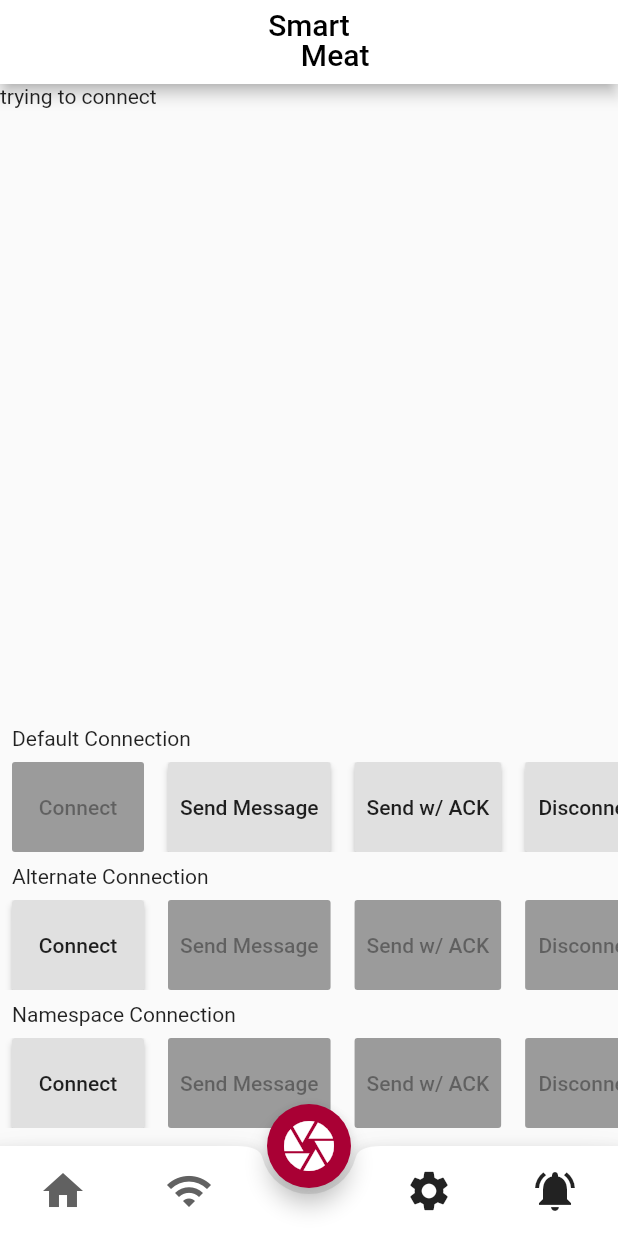
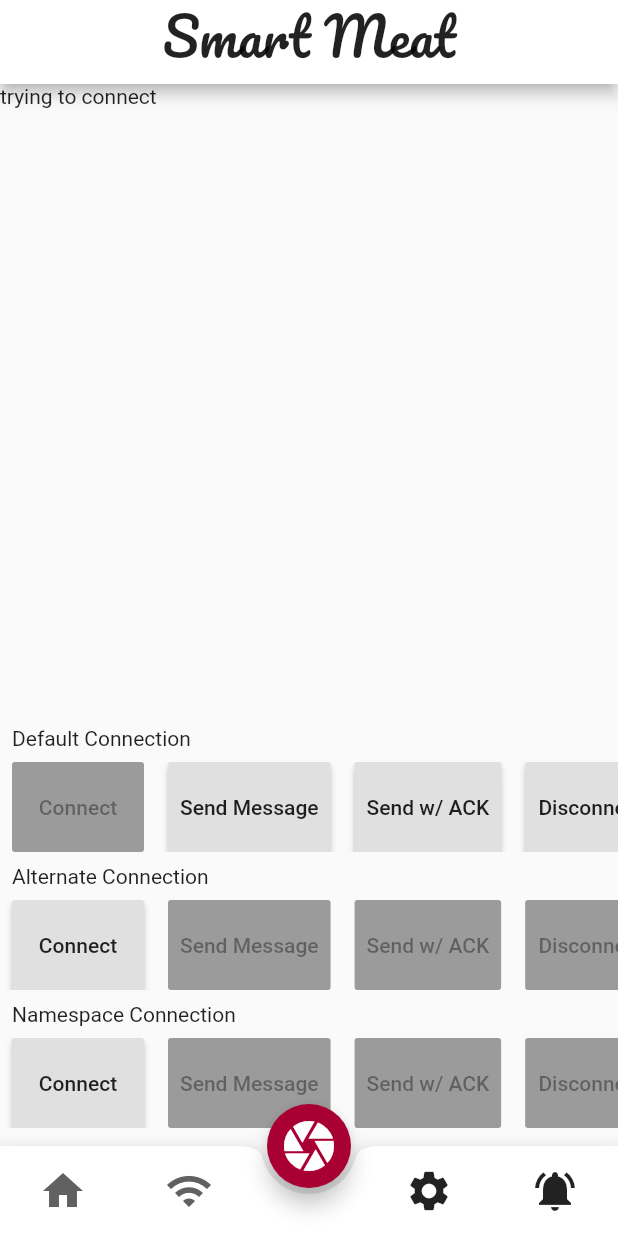
Before and after one commit to SmartMeat-UnB/smartmeat, a Flutter app: the screen it shows after launch, on a phone screen of 412 x 824 dp. Run offline on Flutter 3.47's test engine with Material 2 defaults, Android fonts, the phone set to English and light mode, and no system bars; our stand-ins replace image_cropper, image_picker, shared_preferences; missing offline and left inert: adhara_socket_io.

Commit message:
Add new fonts

```diff
--- a/lib/main.dart
+++ b/lib/main.dart
@@ -23,10 +23,11 @@ class MyApp extends StatelessWidget {
           '/tutorial': (context) => TutorialScreen(),
           '/tutorial1': (context) => TutorialWifi(),
         },
-        title: 'Smart\n Meat',
-        theme: ThemeData(
-          primarySwatch: Colors.red,
-        ),
+        // title: 'Smart Meat',
+        // theme: ThemeData(fontFamily: 'Pacifico-Regular'),
+        // theme: ThemeData(
+        //   primarySwatch: Colors.red,
+        // ),
         debugShowCheckedModeBanner: false,
         home: InformationRasp()
     );
--- a/lib/screens/informationsRasp.dart
+++ b/lib/screens/informationsRasp.dart
@@ -17,6 +17,15 @@ class _InformationRaspState extends State<InformationRasp> {
   SocketIOManager manager;
   Map<String, SocketIO> sockets = {};
   Map<String, bool> _isProbablyConnected = {};
+  List<bool> isSelected;
+
+  bool value = false;
+
+  void onChanged(bool value){
+    setState(() {
+      value = value;
+    });
+  }
 
   @override
   void initState() {
@@ -117,6 +126,7 @@ class _InformationRaspState extends State<InformationRasp> {
     });
   }
 
+
   Container getButtonSet(String identifier){
     bool ipc = isProbablyConnected(identifier);
     return Container(
@@ -190,10 +200,10 @@ class _InformationRaspState extends State<InformationRasp> {
       // ),
       home: Scaffold(
         appBar: AppBar(
-            title: const Text("Smart\n       Meat",
-                style: TextStyle(color: Colors.black, fontFamily: 'Pacifico'),
+            title: const Text('Smart Meat',
+                style: TextStyle(fontSize: 35.0, color: Colors.black87, fontFamily: 'Pacifico'),
                 textAlign: TextAlign.center,
-                strutStyle: StrutStyle(height: 1.4, forceStrutHeight: true)),
+                strutStyle: StrutStyle(height: 2.5, forceStrutHeight: true)),
             centerTitle: true,
             backgroundColor: Colors.white,
         ),
```
Also changed, not shown: pubspec.yaml (+4 -5 lines), fonts/Pacifico-Regular.ttf (added).
